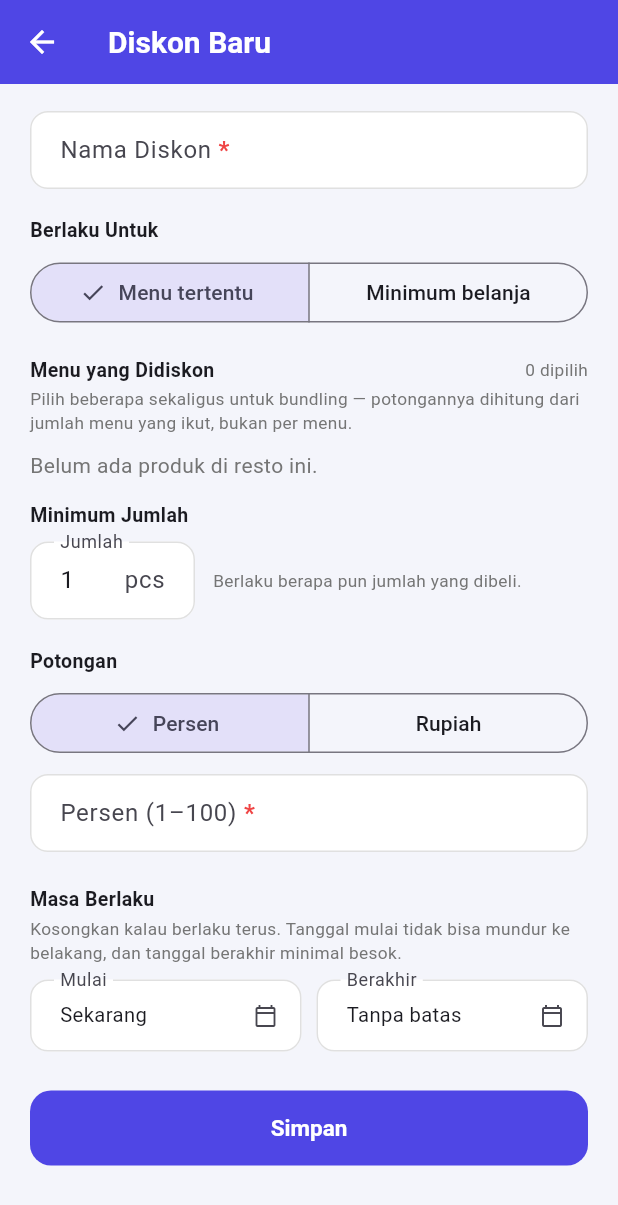
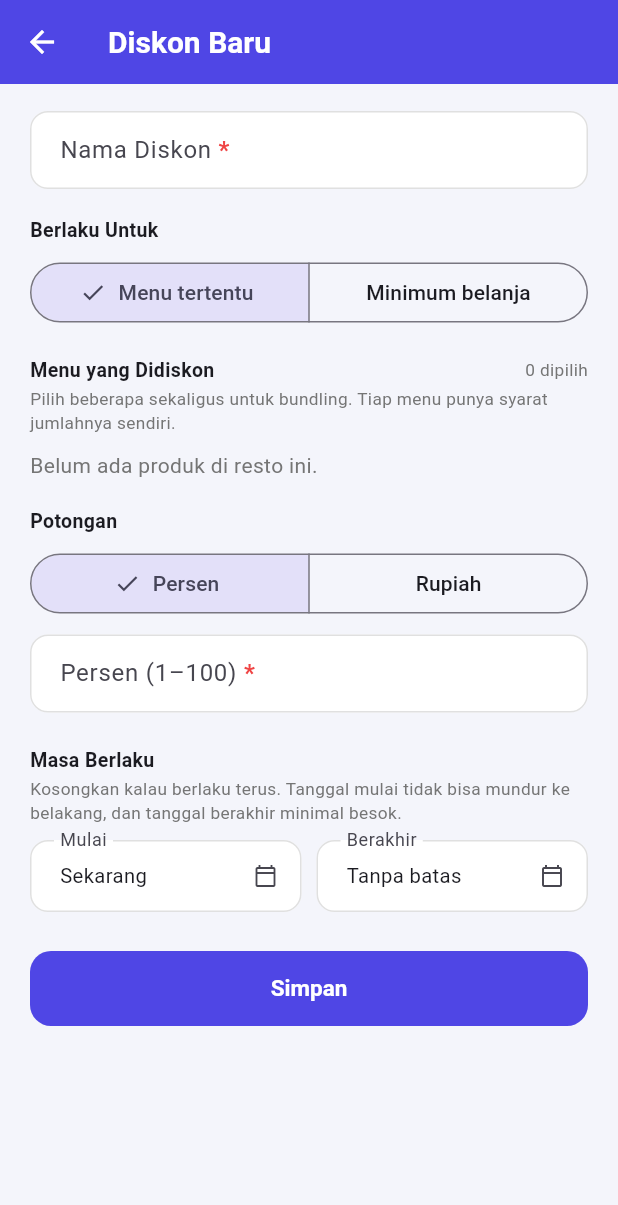
Before and after one commit to bujejuki-spec/KaataGo, a Flutter app: the _DiscountFormScreen screen opened directly with empty values, on a phone screen of 412 x 824 dp. Shown: the top 1205 px of the screen. Run offline on Flutter 3.47's test engine with Material 3 defaults, Android fonts, the phone set to English and light mode, and no system bars; our stand-ins replace firebase_core, firebase_messaging, flutter_local_notifications, flutter_map, geolocator, google_sign_in and 12 more; missing offline and left inert: gal, mobile_scanner; accounts and stored records are empty.

Commit message:
Diskon: syarat jumlah menempel di tiap menu, dan bundling harus lengkap
Satu angka untuk seluruh promo terlalu longgar: "Nasi Goreng + Es Teh,
beli 2" berlaku untuk keranjang berisi dua Nasi Goreng dan segelas kopi.
Paket yang dijanjikan spanduknya tidak pernah benar-benar dibeli, tapi
restonya tetap membayar potongannya.

Tiap menu sekarang membawa syaratnya sendiri — Minimal atau Tepat — dan
seluruhnya harus terpenuhi. 'Tepat' untuk paket yang isinya sudah pasti:
tiga ayam bukan lagi paket "2 ayam + 1 nasi".

Promo lama dipindahkan apa adanya, termasuk yang memakai min_qty dari
1.45.3.

Co-Authored-By: Claude Opus 5 <noreply@anthropic.com>

```diff
--- a/lib/models/discount.dart
+++ b/lib/models/discount.dart
@@ -52,6 +52,76 @@ const kMinCompareLabels = {
   MinCompare.moreThan: '> (harus lebih dari)',
 };
 
+/// Bagaimana jumlah sebuah menu dibandingkan.
+enum QtyMode {
+  /// Minimal sekian — lebih banyak tetap dapat.
+  atLeast,
+
+  /// Tepat sekian — kurang maupun lebih tidak dapat.
+  ///
+  /// Dipakai promo paket yang isinya sudah pasti: "paket 2 ayam + 1 nasi"
+  /// dengan tiga ayam bukan lagi paket itu, dan kalau tetap diberi
+  /// potongan, harga paketnya jadi tidak berarti apa-apa.
+  exactly,
+}
+
+const _qtyModeDb = {
+  QtyMode.atLeast: 'at_least',
+  QtyMode.exactly: 'exactly',
+};
+
+const kQtyModeLabels = {
+  QtyMode.atLeast: 'Minimal',
+  QtyMode.exactly: 'Tepat',
+};
+
+/// Satu menu di dalam sebuah promo, berikut syarat jumlahnya sendiri.
+///
+/// Syaratnya menempel di menunya, bukan di promonya. Satu angka untuk
+/// seluruh promo terdengar lebih sederhana sampai dipakai: "beli 2"
+/// pada promo berisi Nasi Goreng dan Es Teh akan lolos oleh keranjang
+/// berisi dua Nasi Goreng saja — paket yang dijanjikan spanduknya tidak
+/// pernah benar-benar dibeli, tapi potongannya tetap keluar.
+class DiscountItem {
+  final String productId;
+  final int qty;
+  final QtyMode mode;
+
+  const DiscountItem({
+    required this.productId,
+    this.qty = 1,
+    this.mode = QtyMode.atLeast,
+  });
+
+  /// Terpenuhi oleh [ordered] buah menu ini di keranjang.
+  bool satisfiedBy(int ordered) =>
+      mode == QtyMode.exactly ? ordered == qty : ordered >= qty;
+
+  String get label =>
+      mode == QtyMode.exactly ? 'tepat $qty pcs' : 'min $qty pcs';
+
+  Map<String, dynamic> toMap() => {
+        'product_id': productId,
+        'qty': qty,
+        'mode': _qtyModeDb[mode],
+      };
+
+  factory DiscountItem.fromMap(Map<String, dynamic> map) => DiscountItem(
+        productId: map['product_id'].toString(),
+        qty: (map['qty'] as num?)?.toInt() ?? 1,
+        mode: _qtyModeDb.entries
+            .firstWhere((e) => e.value == map['mode'],
+                orElse: () => _qtyModeDb.entries.first)
+            .key,
+      );
+
+  DiscountItem copyWith({int? qty, QtyMode? mode}) => DiscountItem(
+        productId: productId,
+        qty: qty ?? this.qty,
+        mode: mode ?? this.mode,
+      );
+}
+
 /// Satu aturan diskon milik sebuah resto.
 class Discount {
   final String id;
@@ -64,27 +134,18 @@ class Discount {
   /// Persen (1–100) atau rupiah, tergantung [kind].
   final int value;
 
-  /// Id menu yang kena diskon — hanya untuk [DiscountBasis.products].
-  /// Boleh lebih dari satu: itulah cara bundling dinyatakan.
-  final List<String> productIds;
+  /// Menu yang kena diskon — hanya untuk [DiscountBasis.products].
+  /// Boleh lebih dari satu: itulah cara bundling dinyatakan, dan tiap
+  /// menu membawa syarat jumlahnya sendiri.
+  final List<DiscountItem> items;
+
+  /// Id menunya saja. Masih ditulis ke database supaya baris ini tetap
+  /// terbaca oleh versi aplikasi yang lebih lama.
+  List<String> get productIds => [for (final i in items) i.productId];
 
   /// Ambang minimum belanja — hanya untuk [DiscountBasis.minPurchase].
   final int minPurchase;
   final MinCompare compare;
-
-  /// Berapa banyak menunya harus dipesan supaya promonya berlaku.
-  ///
-  /// "Beli 2 Mont Blanc diskon 30%" — tanpa ini, promo yang dimaksud
-  /// untuk pembelian kedua ikut terpakai oleh yang membeli satu, dan
-  /// alasan promonya ada (mendorong orang menambah satu lagi) hilang.
-  ///
-  /// Dihitung per menu, bukan per keranjang: pada bundling, tiap menu
-  /// yang ikut harus mencapai jumlah ini sendiri. Dua Mont Blanc tidak
-  /// menutupi Nasi Goreng yang tidak dipesan.
-  ///
-  /// Bawaannya 1 — promo lama yang tidak menyebut jumlah tetap berlaku
-  /// persis seperti sebelumnya.
-  final int minQty;
 
   final DateTime? startsOn;
   final DateTime? endsOn;
@@ -100,10 +161,9 @@ class Discount {
     required this.basis,
     required this.kind,
     required this.value,
-    this.productIds = const [],
+    this.items = const [],
     this.minPurchase = 0,
     this.compare = MinCompare.atLeast,
-    this.minQty = 1,
     this.startsOn,
     this.endsOn,
     this.active = true,
@@ -144,9 +204,9 @@ class Discount {
         'kind': _kindDb[kind],
         'value': value,
         'product_ids': productIds,
+        'product_rules': [for (final i in items) i.toMap()],
         'min_purchase': minPurchase,
         'compare_mode': _compareDb[compare],
-        'min_qty': minQty,
         'starts_on': startsOn?.toIso8601String().split('T').first,
         'ends_on': endsOn?.toIso8601String().split('T').first,
         'active': active,
@@ -166,22 +226,39 @@ class Discount {
                 orElse: () => _kindDb.entries.first)
             .key,
         value: (map['value'] as num?)?.toInt() ?? 0,
-        productIds: [
-          for (final id in (map['product_ids'] as List<dynamic>? ?? const []))
-            id.toString(),
-        ],
+        items: _items(map),
         minPurchase: (map['min_purchase'] as num?)?.toInt() ?? 0,
         compare: _compareDb.entries
             .firstWhere((e) => e.value == map['compare_mode'],
                 orElse: () => _compareDb.entries.first)
             .key,
-        minQty: (map['min_qty'] as num?)?.toInt() ?? 1,
         startsOn: _date(map['starts_on']),
         endsOn: _date(map['ends_on']),
         active: map['active'] != false,
         createdBy: map['created_by'] as String?,
         createdAt: DateTime.parse(map['created_at'] as String),
       );
+
+  /// Menu berikut syarat jumlahnya.
+  ///
+  /// Baris yang ditulis versi lama tidak punya product_rules — cuma
+  /// daftar id, dan mungkin satu min_qty untuk seluruh promo. Keduanya
+  /// dibaca sebagai aturan per menu supaya promo lama tetap berarti
+  /// persis seperti saat dibuat.
+  static List<DiscountItem> _items(Map<String, dynamic> map) {
+    final rules = map['product_rules'] as List<dynamic>?;
+    if (rules != null && rules.isNotEmpty) {
+      return [
+        for (final r in rules)
+          DiscountItem.fromMap(Map<String, dynamic>.from(r as Map)),
+      ];
+    }
+    final qty = (map['min_qty'] as num?)?.toInt() ?? 1;
+    return [
+      for (final id in (map['product_ids'] as List<dynamic>? ?? const []))
+        DiscountItem(productId: id.toString(), qty: qty),
+    ];
+  }
 
   static DateTime? _date(Object? v) =>
       v == null ? null : DateTime.parse(v.toString());
@@ -191,10 +268,9 @@ class Discount {
     DiscountBasis? basis,
     DiscountKind? kind,
     int? value,
-    List<String>? productIds,
+    List<DiscountItem>? items,
     int? minPurchase,
     MinCompare? compare,
-    int? minQty,
     Object? startsOn = _unset,
     Object? endsOn = _unset,
     bool? active,
@@ -206,10 +282,9 @@ class Discount {
         basis: basis ?? this.basis,
         kind: kind ?? this.kind,
         value: value ?? this.value,
-        productIds: productIds ?? this.productIds,
+        items: items ?? this.items,
         minPurchase: minPurchase ?? this.minPurchase,
         compare: compare ?? this.compare,
-        minQty: minQty ?? this.minQty,
         startsOn:
             identical(startsOn, _unset) ? this.startsOn : startsOn as DateTime?,
         endsOn: identical(endsOn, _unset) ? this.endsOn : endsOn as DateTime?,
@@ -240,14 +315,13 @@ class AppliedDiscount {
 /// diskon berbasis menu supaya potongannya hanya mengenai menu yang
 /// memang ikut promo, bukan seluruh tagihan.
 ///
-/// [qtyOf] mengembalikan jumlah menu itu di keranjang — dipakai promo
-/// yang mensyaratkan pembelian lebih dari satu.
+/// [qtyOf] mengembalikan jumlah menu itu di keranjang, nol kalau tidak
+/// ada — dipakai memeriksa syarat jumlah tiap menu.
 AppliedDiscount? bestDiscountFor({
   required List<Discount> discounts,
   required int total,
   required int Function(String productId) subtotalOf,
   required int Function(String productId) qtyOf,
-  required Iterable<String> productIds,
   DateTime? now,
 }) {
   AppliedDiscount? terbaik;
@@ -260,17 +334,23 @@ AppliedDiscount? bestDiscountFor({
       if (!d.meetsMinimum(total)) continue;
       potongan = d.amountFor(total);
     } else {
-      // Jumlahnya diperiksa per menu. Promo "beli 2" yang lolos karena
-      // keranjangnya kebetulan berisi dua menu berbeda bukan promo yang
-      // dijanjikan spanduknya.
-      final kena = productIds
-          .where((id) => d.productIds.contains(id) && qtyOf(id) >= d.minQty);
-      if (kena.isEmpty) continue;
+      if (d.items.isEmpty) continue;
+
+      // Seluruh menu yang disebut promo harus terpenuhi, bukan salah
+      // satunya. Sebagian-cukup terdengar murah hati sampai dilihat apa
+      // artinya: promo "Nasi Goreng + Es Teh" akan keluar untuk
+      // keranjang berisi dua Nasi Goreng dan segelas kopi — paket yang
+      // dijanjikan spanduknya tidak pernah benar-benar dibeli, tapi
+      // restonya tetap membayar potongannya.
+      final lengkap = d.items.every((i) => i.satisfiedBy(qtyOf(i.productId)));
+      if (!lengkap) continue;
+
       // Bundling: semua menu yang ikut promo dijumlahkan dulu, baru
       // dipotong. Memotong tiap baris sendiri-sendiri membuat diskon
       // rupiah tetap (misal "potong 10.000") terkalikan sebanyak menu
       // yang ikut.
-      final dasar = kena.fold<int>(0, (sum, id) => sum + subtotalOf(id));
+      final dasar =
+          d.items.fold<int>(0, (sum, i) => sum + subtotalOf(i.productId));
       potongan = d.amountFor(dasar);
     }
 
--- a/lib/providers/cart_provider.dart
+++ b/lib/providers/cart_provider.dart
@@ -83,7 +83,6 @@ class CartProvider extends ChangeNotifier {
         subtotalOf: (productId) => linesOf(productId)
             .fold(0, (sum, line) => sum + menuSubtotalOf(line)),
         qtyOf: quantityOf,
-        productIds: _items.map((i) => i.product.id).toSet(),
       );
 
   /// Yang benar-benar harus dibayar setelah potongan.
--- a/lib/providers/customer_cart_provider.dart
+++ b/lib/providers/customer_cart_provider.dart
@@ -90,7 +90,6 @@ class CustomerCartProvider extends ChangeNotifier {
         subtotalOf: (productId) => linesOf(productId)
             .fold(0, (sum, line) => sum + menuSubtotalOf(line)),
         qtyOf: quantityOf,
-        productIds: _items.map((i) => i.product.id).toSet(),
       );
 
   /// Yang benar-benar harus dibayar setelah potongan.
--- a/lib/screens/discount_screen.dart
+++ b/lib/screens/discount_screen.dart
@@ -242,9 +242,9 @@ class _DiscountCard extends StatelessWidget {
                       discount.basis == DiscountBasis.minPurchase
                           ? 'Belanja ${discount.compare == MinCompare.atLeast ? '≥' : '>'} '
                               '${currency.format(discount.minPurchase)}'
-                          : discount.minQty > 1
-                              ? '${discount.productIds.length} menu · min ${discount.minQty} pcs'
-                              : '${discount.productIds.length} menu',
+                          : discount.items.length == 1
+                              ? discount.items.first.label
+                              : '${discount.items.length} menu · semua harus ada',
                       style: TextStyle(
                           fontSize: 12.5, color: KaataTheme.mutedOf(context)),
                       overflow: TextOverflow.ellipsis,
@@ -365,13 +365,13 @@ class _DiscountFormScreenState extends State<_DiscountFormScreen> {
         : formatRupiahInput(widget.existing!.minPurchase),
   );
 
-  late final _qtyCtrl =
-      TextEditingController(text: '${widget.existing?.minQty ?? 1}');
-
   late DiscountBasis _basis = widget.existing?.basis ?? DiscountBasis.products;
   late DiscountKind _kind = widget.existing?.kind ?? DiscountKind.percent;
   late MinCompare _compare = widget.existing?.compare ?? MinCompare.atLeast;
-  late Set<String> _productIds = {...?widget.existing?.productIds};
+  /// Menu yang ikut promo, berikut syarat jumlahnya masing-masing.
+  /// Urutannya dipertahankan supaya barisnya tidak melompat-lompat
+  /// setiap kali salah satu angkanya diubah.
+  late final List<DiscountItem> _items = [...?widget.existing?.items];
   late DateTime? _startsOn = widget.existing?.startsOn;
   late DateTime? _endsOn = widget.existing?.endsOn;
   bool _saving = false;
@@ -381,14 +381,13 @@ class _DiscountFormScreenState extends State<_DiscountFormScreen> {
     _nameCtrl.dispose();
     _valueCtrl.dispose();
     _minCtrl.dispose();
-    _qtyCtrl.dispose();
     super.dispose();
   }
 
   Future<void> _save() async {
     if (!_formKey.currentState!.validate()) return;
 
-    if (_basis == DiscountBasis.products && _productIds.isEmpty) {
+    if (_basis == DiscountBasis.products && _items.isEmpty) {
       showAppToast(context, 'Pilih minimal satu menu.', isError: true);
       return;
     }
@@ -413,14 +412,11 @@ class _DiscountFormScreenState extends State<_DiscountFormScreen> {
         basis: _basis,
         kind: _kind,
         value: value,
-        productIds: _productIds.toList(),
+        items: _basis == DiscountBasis.products ? _items : const [],
         minPurchase: _basis == DiscountBasis.minPurchase
             ? (parseRupiah(_minCtrl.text) ?? 0)
             : 0,
         compare: _compare,
-        minQty: _basis == DiscountBasis.products
-            ? (int.tryParse(_qtyCtrl.text.trim()) ?? 1).clamp(1, 999)
-            : 1,
         startsOn: _startsOn,
         endsOn: _endsOn,
         active: widget.existing?.active ?? true,
@@ -475,19 +471,14 @@ class _DiscountFormScreenState extends State<_DiscountFormScreen> {
               ),
               const SizedBox(height: 18),
 
-              if (_basis == DiscountBasis.products) ...[
+              if (_basis == DiscountBasis.products)
                 _ProductPicker(
                   products: products,
                   memuat: _memuatProduk,
-                  selected: _productIds,
-                  onChanged: (ids) => setState(() => _productIds = ids),
-                ),
-                const SizedBox(height: 14),
-                _MinQtyField(
-                  controller: _qtyCtrl,
+                  items: _items,
                   onChanged: () => setState(() {}),
-                ),
-              ] else
+                )
+              else
                 _MinPurchaseFields(
                   controller: _minCtrl,
                   compare: _compare,
@@ -574,21 +565,30 @@ class _DiscountFormScreenState extends State<_DiscountFormScreen> {
 
 /// Pemilih menu — bisa lebih dari satu, dan itulah cara bundling
 /// dinyatakan.
+///
+/// Tiap menu yang dipilih membawa syarat jumlahnya sendiri, dan
+/// SELURUHNYA harus terpenuhi. Itu perbedaan yang paling mudah salah
+/// dibaca dari formulir ini, jadi kalimatnya ditulis apa adanya di
+/// bawah judulnya alih-alih dibiarkan disimpulkan sendiri.
 class _ProductPicker extends StatelessWidget {
   final List<Product> products;
   final bool memuat;
-  final Set<String> selected;
-  final ValueChanged<Set<String>> onChanged;
+  final List<DiscountItem> items;
+  final VoidCallback onChanged;
 
   const _ProductPicker({
     required this.products,
     required this.memuat,
-    required this.selected,
+    required this.items,
     required this.onChanged,
   });
 
+  int _indexOf(String productId) =>
+      items.indexWhere((i) => i.productId == productId);
+
   @override
   Widget build(BuildContext context) {
+    final muted = KaataTheme.mutedOf(context);
     return Column(
       crossAxisAlignment: CrossAxisAlignment.start,
       children: [
@@ -597,16 +597,19 @@ class _ProductPicker extends StatelessWidget {
             const Text('Menu yang Didiskon',
                 style: TextStyle(fontWeight: FontWeight.bold, fontSize: 13)),
             const Spacer(),
-            Text('${selected.length} dipilih',
-                style: TextStyle(
-                    fontSize: 11.5, color: KaataTheme.mutedOf(context))),
+            Text('${items.length} dipilih',
+                style: TextStyle(fontSize: 11.5, color: muted)),
           ],
         ),
         const SizedBox(height: 2),
         Text(
-          'Pilih beberapa sekaligus untuk bundling — potongannya dihitung '
-          'dari jumlah menu yang ikut, bukan per menu.',
-          style: TextStyle(fontSize: 11.5, color: KaataTheme.mutedOf(context)),
+          items.length > 1
+              ? 'Semua menu di bawah harus ada di keranjang dengan jumlah '
+                  'yang diminta. Kalau salah satu kurang, promonya tidak '
+                  'berlaku sama sekali.'
+              : 'Pilih beberapa sekaligus untuk bundling. Tiap menu punya '
+                  'syarat jumlahnya sendiri.',
+          style: TextStyle(fontSize: 11.5, color: muted),
         ),
         const SizedBox(height: 10),
         if (products.isEmpty && memuat)
@@ -615,22 +618,20 @@ class _ProductPicker extends StatelessWidget {
               SizedBox(
                 width: 14,
                 height: 14,
-                child: CircularProgressIndicator(
-                    strokeWidth: 2, color: KaataTheme.mutedOf(context)),
+                child: CircularProgressIndicator(strokeWidth: 2, color: muted),
               ),
               const SizedBox(width: 10),
               Expanded(
                 child: Text('Memuat daftar menu…',
-                    style: TextStyle(color: KaataTheme.mutedOf(context))),
+                    style: TextStyle(color: muted)),
               ),
             ],
           )
         else if (products.isEmpty)
-          Text('Belum ada produk di resto ini.',
-              style: TextStyle(color: KaataTheme.mutedOf(context)))
+          Text('Belum ada produk di resto ini.', style: TextStyle(color: muted))
         else
           Container(
-            constraints: const BoxConstraints(maxHeight: 260),
+            constraints: const BoxConstraints(maxHeight: 340),
             decoration: BoxDecoration(
               border: Border.all(color: KaataTheme.borderOf(context)),
               borderRadius: BorderRadius.circular(12),
@@ -639,21 +640,11 @@ class _ProductPicker extends StatelessWidget {
               shrinkWrap: true,
               children: [
                 for (final p in products)
-                  CheckboxListTile(
-                    dense: true,
-                    value: selected.contains(p.id),
-                    title: Text(p.name, style: const TextStyle(fontSize: 13.5)),
-                    subtitle: Text(p.category,
-                        style: const TextStyle(fontSize: 11)),
-                    onChanged: (v) {
-                      final next = {...selected};
-                      if (v == true) {
-                        next.add(p.id);
-                      } else {
-                        next.remove(p.id);
-                      }
-                      onChanged(next);
-                    },
+                  _ProductRow(
+                    product: p,
+                    index: _indexOf(p.id),
+                    items: items,
+                    onChanged: onChanged,
                   ),
               ],
             ),
@@ -663,65 +654,100 @@ class _ProductPicker extends StatelessWidget {
   }
 }
 
-/// Berapa banyak menunya harus dibeli supaya promonya berlaku.
+/// Satu baris menu di pemilih: centang, lalu syarat jumlahnya.
 ///
-/// Isinya angka, tapi yang dibaca orang yang mengisi formulir ini adalah
-/// kalimat promonya. Karena itu kalimat itu ditulis balik ke layar
-/// begitu angkanya berubah — "berlaku kalau menu yang dipilih dipesan
-/// minimal 2" salah dibaca jauh lebih sulit daripada kotak isian
-/// bertuliskan "Qty".
-class _MinQtyField extends StatelessWidget {
-  final TextEditingController controller;
+/// Kolom jumlah baru muncul setelah menunya dicentang. Menampilkannya
+/// untuk seluruh menu resto berarti belasan kotak isian yang tidak
+/// satu pun perlu diisi — dan yang perlu diisi jadi tenggelam.
+class _ProductRow extends StatelessWidget {
+  final Product product;
+
+  /// Posisinya di daftar promo, atau -1 kalau belum dipilih.
+  final int index;
+  final List<DiscountItem> items;
   final VoidCallback onChanged;
 
-  const _MinQtyField({required this.controller, required this.onChanged});
+  const _ProductRow({
+    required this.product,
+    required this.index,
+    required this.items,
+    required this.onChanged,
+  });
 
   @override
   Widget build(BuildContext context) {
-    final qty = int.tryParse(controller.text.trim()) ?? 1;
+    final dipilih = index >= 0;
+    final item = dipilih ? items[index] : null;
+
     return Column(
-      crossAxisAlignment: CrossAxisAlignment.start,
       children: [
-        const Text('Minimum Jumlah',
-            style: TextStyle(fontWeight: FontWeight.bold, fontSize: 13)),
-        const SizedBox(height: 8),
-        Row(
+        CheckboxListTile(
+          dense: true,
+          value: dipilih,
+          title: Text(product.name, style: const TextStyle(fontSize: 13.5)),
+          subtitle: Text(product.category,
+              style: const TextStyle(fontSize: 11)),
+          onChanged: (v) {
+            if (v == true) {
+              items.add(DiscountItem(productId: product.id));
+            } else if (dipilih) {
+              items.removeAt(index);
+            }
+            onChanged();
+          },
+        ),
+        if (item != null)
+          Padding(
+            padding: const EdgeInsets.fromLTRB(52, 0, 16, 12),
+            child: Row(
               children: [
                 SizedBox(
-              width: 110,
+                  width: 148,
+                  child: SegmentedButton<QtyMode>(
+                    segments: [
+                      for (final m in QtyMode.values)
+                        ButtonSegment(
+                            value: m, label: Text(kQtyModeLabels[m]!)),
+                    ],
+                    selected: {item.mode},
+                    showSelectedIcon: false,
+                    onSelectionChanged: (v) {
+                      items[index] = item.copyWith(mode: v.first);
+                      onChanged();
+                    },
+                    style: ButtonStyle(
+                      visualDensity: VisualDensity.compact,
+                      textStyle: WidgetStateProperty.all(
+                          const TextStyle(fontSize: 11)),
+                    ),
+                  ),
+                ),
+                const SizedBox(width: 10),
+                SizedBox(
+                  width: 78,
                   child: TextFormField(
-                controller: controller,
+                    initialValue: '${item.qty}',
                     keyboardType: TextInputType.number,
                     inputFormatters: [FilteringTextInputFormatter.digitsOnly],
                     decoration: const InputDecoration(
-                  labelText: 'Jumlah',
+                      isDense: true,
                       suffixText: 'pcs',
                     ),
-                onChanged: (_) => onChanged(),
-                validator: (v) {
-                  final n = int.tryParse((v ?? '').trim()) ?? 0;
-                  return n < 1 ? 'Minimal 1' : null;
+                    onChanged: (v) {
+                      final n = int.tryParse(v.trim()) ?? 0;
+                      if (n < 1) return;
+                      items[index] = item.copyWith(qty: n);
                     },
                   ),
                 ),
-            const SizedBox(width: 12),
-            Expanded(
-              child: Text(
-                qty <= 1
-                    ? 'Berlaku berapa pun jumlah yang dibeli.'
-                    : 'Berlaku kalau menu yang dipilih dipesan minimal '
-                        '$qty pcs. Kalau ada beberapa menu, tiap menu '
-                        'dihitung sendiri.',
-                style: TextStyle(
-                    fontSize: 11.5, color: KaataTheme.mutedOf(context)),
+              ],
             ),
-            ),
-          ],
           ),
       ],
     );
   }
 }
+
 
 class _MinPurchaseFields extends StatelessWidget {
   final TextEditingController controller;
--- a/pubspec.yaml
+++ b/pubspec.yaml
@@ -16,7 +16,7 @@ publish_to: 'none' # Remove this line if you wish to publish to pub.dev
 # https://developer.apple.com/library/archive/documentation/General/Reference/InfoPlistKeyReference/Articles/CoreFoundationKeys.html
 # In Windows, build-name is used as the major, minor, and patch parts
 # of the product and file versions while build-number is used as the build suffix.
-version: 1.45.3+91
+version: 1.45.4+92
 
 environment:
   sdk: ^3.5.4
```
Also changed, not shown: 6 other files. Lines whose indentation alone changed are shown as unchanged.
